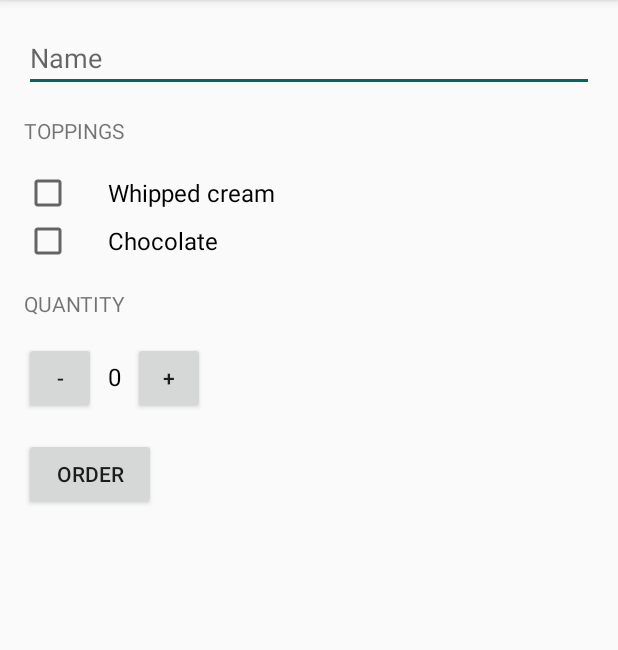
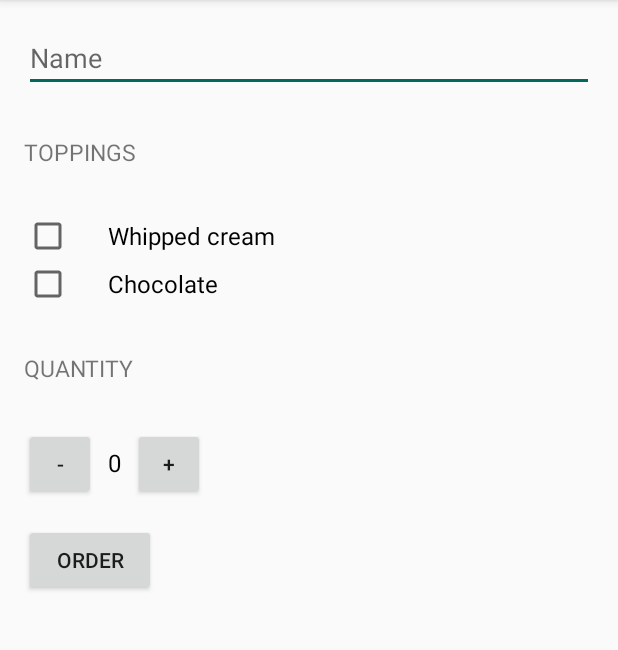
Before and after one commit to dizzy-miss-lizzy/JustJava, an Android app: the screen it shows after launch (MainActivity), on a phone screen of 412 x 824 dp, the part 84-734 px from its top. Run offline under Robolectric (Android 15) with nearby library versions, the phone set to English and light mode, and no system bars.

Commit message:
style: Add header attributes to styles.xml

```diff
--- a/app/src/main/res/layout/activity_main.xml
+++ b/app/src/main/res/layout/activity_main.xml
@@ -21,14 +21,12 @@
             android:inputType="textCapWords" />
 
         <TextView
-            android:layout_width="wrap_content"
-            android:layout_height="wrap_content"
+            style="@style/HeaderTextStyle"
             android:layout_marginBottom="16dp"
             android:layout_marginLeft="16dp"
             android:layout_marginStart="16dp"
             android:layout_marginTop="16dp"
-            android:text="@string/toppings"
-            android:textAllCaps="true" />
+            android:text="@string/toppings" />
 
         <CheckBox
             android:id="@+id/whipped_cream_checkbox"
@@ -55,14 +53,12 @@
             android:textSize="16sp" />
 
         <TextView
-            android:layout_width="wrap_content"
-            android:layout_height="wrap_content"
+            style="@style/HeaderTextStyle"
             android:layout_marginBottom="16dp"
             android:layout_marginLeft="16dp"
             android:layout_marginStart="16dp"
             android:layout_marginTop="16dp"
-            android:text="@string/quantity"
-            android:textAllCaps="true" />
+            android:text="@string/quantity" />
 
         <LinearLayout
             android:layout_width="wrap_content"
--- a/app/src/main/res/values/styles.xml
+++ b/app/src/main/res/values/styles.xml
@@ -8,4 +8,11 @@
         <item name="colorAccent">@color/colorAccent</item>
     </style>
 
+    <style name="HeaderTextStyle">
+        <item name="android:layout_width">wrap_content</item>
+        <item name="android:layout_height">48dp</item>
+        <item name="android:gravity">center_vertical</item>
+        <item name="android:textAllCaps">true</item>
+        <item name="android:textSize">15sp</item>
+    </style>
 </resources>
```
